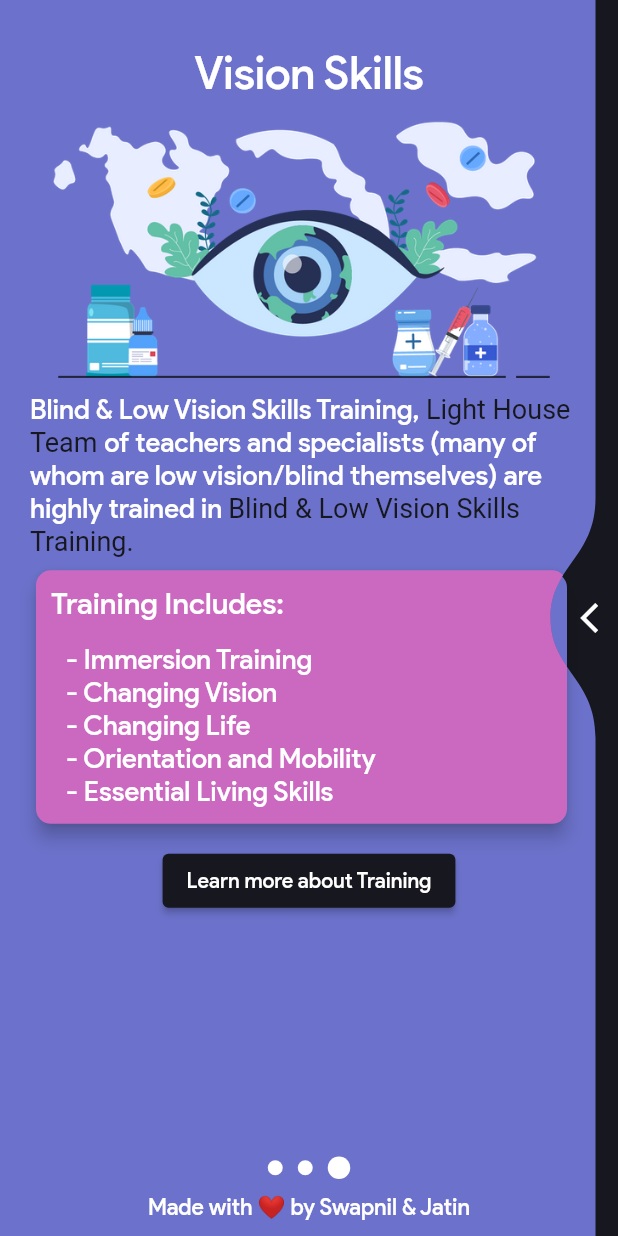
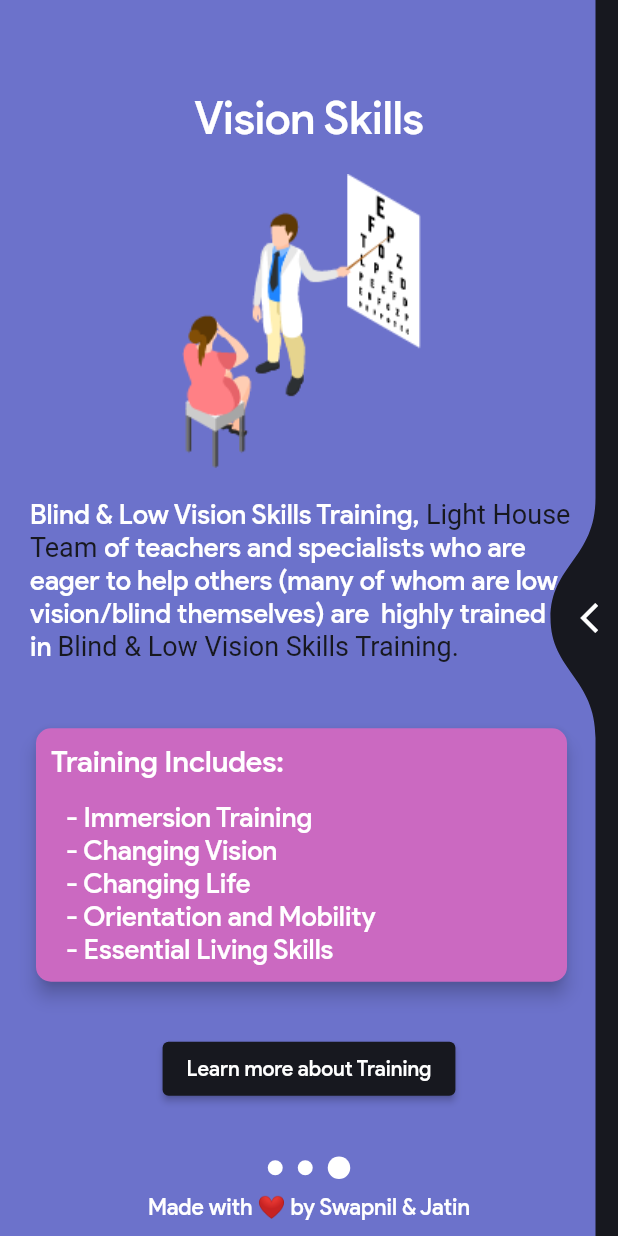
Before and after one commit to jatiinyadav/Your_Eyes, a Flutter app: the screen it shows after launch, swiped to page 3, on a phone screen of 412 x 824 dp. Run offline on Flutter 3.47's test engine with Material 2 defaults, Android fonts, the phone set to English and light mode, and no system bars; drawn by our look-alikes of liquid_swipe; our stand-ins replace camera, flutter_tts, splashscreen; missing offline and left inert: telephony, tflite.

Commit message:
Final Commit

```diff
--- a/lib/content/page1.dart
+++ b/lib/content/page1.dart
@@ -13,6 +13,7 @@
         mainAxisAlignment: MainAxisAlignment.center,
         crossAxisAlignment: CrossAxisAlignment.center,
         children: [
+          SizedBox(height: 30.0),
           Center(
             child: Padding(
               padding: EdgeInsets.only(top: 30.0),
@@ -27,10 +28,11 @@
               ),
             ),
           ),
+          SizedBox(height: 10.0),
           Container(
             child: Padding(
               padding: EdgeInsets.only(
-                top: 10.0,
+                top: 20.0,
                 bottom: 5.0,
                 left: 20.0,
                 right: 30.0,
@@ -39,7 +41,7 @@
                 children: [
                   ClipRRect(
                     borderRadius: BorderRadius.circular(8.0),
-                    child: Image.asset('assets/images/launch_image.png'),
+                    child: Image.asset('assets/images/your_eyes.png'),
                   ),
                   SizedBox(
                     height: 20.0,
@@ -47,7 +49,7 @@
                   Text.rich(
                     TextSpan(
                       text:
-                          'Our Application aims to bridge the gap between them and the visual world by',
+                          'Our Application aims to bridge the gap between normal and',
                       style: TextStyle(
                         fontSize: 18,
                         fontFamily: 'OpenSans',
@@ -56,7 +58,7 @@
                       ),
                       children: <TextSpan>[
                         TextSpan(
-                          text: ' Deep Learning and lucid UI ',
+                          text: ' Visually Impaired ',
                           style: TextStyle(
                             fontStyle: FontStyle.normal,
                             color: Color.fromRGBO(203, 105, 193, 1),
@@ -64,7 +66,18 @@
                         ),
                         TextSpan(
                           text:
-                              'accessible on low-ended devices that would allow them to better understand the world around.',
+                              'using',
+                        ),
+                        TextSpan(
+                          text: ' Machine Learning & Artificial Intelligence ',
+                          style: TextStyle(
+                            fontStyle: FontStyle.normal,
+                            color: Color.fromRGBO(203, 105, 193, 1),
+                          ),
+                        ),
+                        TextSpan(
+                          text:
+                              'help them to better understand the world around them for easier life.',
                         ),
                       ],
                     ),
@@ -73,6 +86,7 @@
               ),
             ),
           ),
+          Spacer(),
           Column(
             children: [
               Container(
@@ -116,7 +130,7 @@
                         child: Align(
                           alignment: Alignment.centerLeft,
                           child: Text(
-                            '- Feature 1 \n- Feature 2 \n- Feature 3 \n- Feature 4 \n- Feature 5',
+                            '- Helpful for Visually Impaired \n- Peaceful to identify objects \n- Pronounce the visible objects \n- Easy to use  \n- Interactive User Interface',
                             textAlign: TextAlign.left,
                             style: TextStyle(
                               fontSize: 18,
@@ -133,6 +147,7 @@
               ),
             ],
           ),
+          SizedBox(height: 20.0),
           ElevatedButton(
             style: ElevatedButton.styleFrom(
               primary: Color.fromRGBO(203, 105, 193, 1), // background
--- a/lib/content/page2.dart
+++ b/lib/content/page2.dart
@@ -13,6 +13,7 @@
         mainAxisAlignment: MainAxisAlignment.center,
         crossAxisAlignment: CrossAxisAlignment.center,
         children: [
+          SizedBox(height: 30.0),
           Center(
             child: Padding(
               padding: EdgeInsets.only(top: 30.0),
@@ -39,10 +40,10 @@
                 children: [
                   ClipRRect(
                     borderRadius: BorderRadius.circular(8.0),
-                    child: Image.asset('assets/images/braille_code.png'),
+                    child: Image.asset('assets/images/braille.png'),
                   ),
                   SizedBox(
-                    height: 25.0,
+                    height: 20.0,
                   ),
                   Text.rich(
                     TextSpan(
@@ -79,6 +80,7 @@
               ),
             ),
           ),
+          Spacer(),
           Column(
             children: [
               Container(
@@ -139,6 +141,7 @@
               ),
             ],
           ),
+          SizedBox(height: 20.0),
           ElevatedButton(
             style: ElevatedButton.styleFrom(
               primary: Color.fromRGBO(108, 114, 203, 1), // background
--- a/lib/content/page3.dart
+++ b/lib/content/page3.dart
@@ -13,6 +13,7 @@
         mainAxisAlignment: MainAxisAlignment.center,
         crossAxisAlignment: CrossAxisAlignment.center,
         children: [
+          SizedBox(height: 30.0),
           Center(
             child: Padding(
               padding: EdgeInsets.only(top: 30.0),
@@ -30,7 +31,7 @@
           Container(
             child: Padding(
               padding: EdgeInsets.only(
-                top: 10.0,
+                top: 20.0,
                 bottom: 5.0,
                 left: 20.0,
                 right: 30.0,
@@ -42,7 +43,7 @@
                     child: Image.asset('assets/images/visionskills.png'),
                   ),
                   SizedBox(
-                    height: 10.0,
+                    height: 20.0,
                   ),
                   Text.rich(
                     TextSpan(
@@ -63,7 +64,7 @@
                         ),
                         TextSpan(
                           text:
-                              'of teachers and specialists (many of whom are low vision/blind themselves) are highly trained in ',
+                              'of teachers and specialists who are eager to help others (many of whom are low vision/blind themselves) are  highly trained in ',
                         ),
                         TextSpan(
                           text: 'Blind & Low Vision Skills Training.',
@@ -79,6 +80,7 @@
               ),
             ),
           ),
+          Spacer(),
           Column(
             children: [
               Container(
@@ -139,6 +141,7 @@
               ),
             ],
           ),
+          SizedBox(height: 20.0),
           ElevatedButton(
             style: ElevatedButton.styleFrom(
               primary: Color.fromRGBO(23, 24, 31, 1), // background
--- a/lib/pages/home.dart
+++ b/lib/pages/home.dart
@@ -71,7 +71,7 @@
                   setRecognitions,
                 ),
                 Padding(
-                  padding: EdgeInsets.fromLTRB(10.0, 30.0, 10.0, 10.0),
+                  padding: EdgeInsets.fromLTRB(10.0, 60.0, 10.0, 10.0),
                   child: ElevatedButton(
                     style: ElevatedButton.styleFrom(
                       primary: Colors.blueAccent, // background
```
Also changed, not shown: assets/images/braille.png (added), assets/images/visionskills.png, assets/images/your_eyes.png (added), 6 other files.
